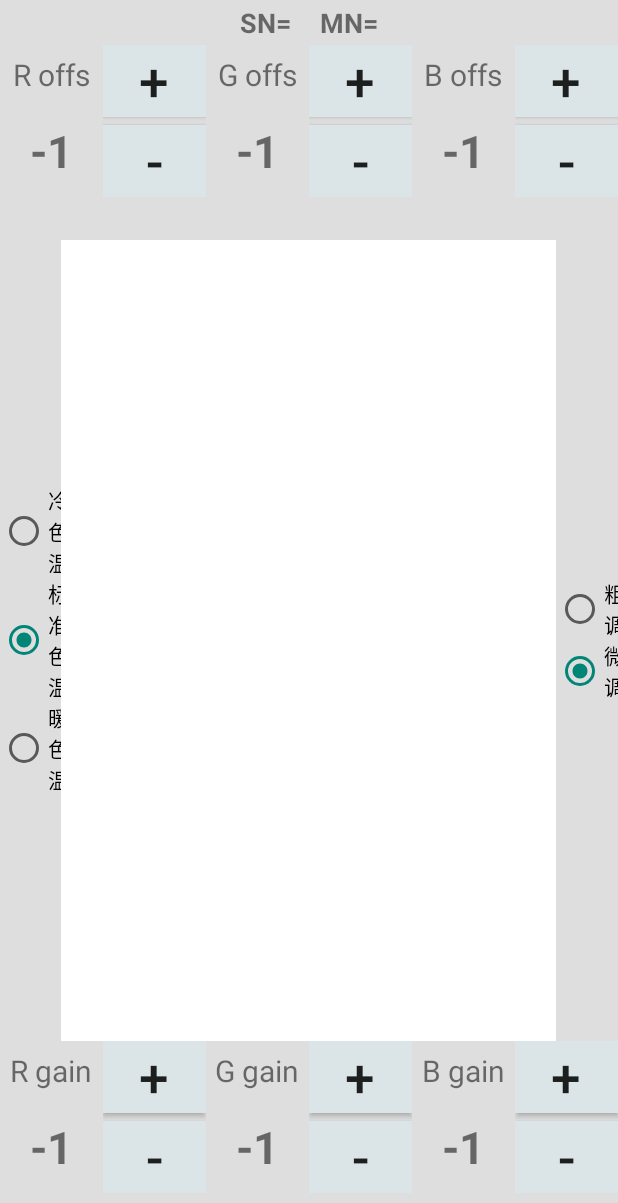
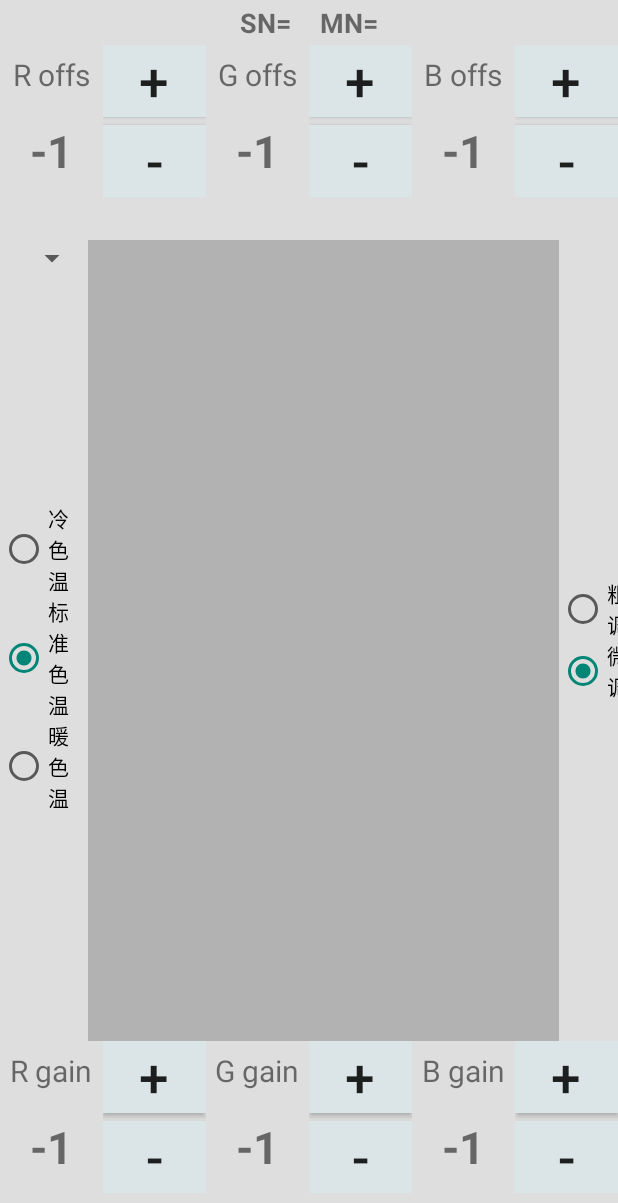
Before and after one commit to sengeiou/FactoryTest, an Android app: the PQActivity screen opened directly, with no data from a screen before it, on a phone screen of 412 x 824 dp. Shown: the top 1203 px of the screen. Run offline under Robolectric (Android 15) with nearby library versions, the phone set to English and light mode, and no system bars; libraries missing offline, so code that uses them is left out: com.droidlogic.app, lee.hua.xmlparse, mitv.display; 13 statements that could not run were skipped.

```diff
--- a/usertest/src/main/java/com/fengmi/usertest/activitys/InfoWriteActivity.java
+++ b/usertest/src/main/java/com/fengmi/usertest/activitys/InfoWriteActivity.java
@@ -102,8 +102,6 @@ public class InfoWriteActivity extends BaseActivity {
                         keyManager.aml_key_write("assm_sn", sn, 0);
                         keyManager.aml_key_write("assm_mn", mn, 0);
                         SystemClock.sleep(500);
-                        startActivity(new Intent(InfoWriteActivity.this, PQActivity.class));
-                        finish();
                     }
                 })
                 .setNegativeButton("取消", null)
--- a/usertest/src/main/java/com/fengmi/usertest/activitys/PQActivity.java
+++ b/usertest/src/main/java/com/fengmi/usertest/activitys/PQActivity.java
@@ -1,23 +1,28 @@
 package com.fengmi.usertest.activitys;
 
+import android.graphics.Color;
 import android.os.Bundle;
 import android.util.Log;
 import android.view.KeyEvent;
+import android.view.View;
+import android.widget.AdapterView;
+import android.widget.ImageView;
 import android.widget.RadioGroup;
+import android.widget.Spinner;
 import android.widget.TextView;
 import android.widget.Toast;
 
 import com.droidlogic.app.KeyManager;
 import com.fengmi.usertest.PicModeManagerImpl;
 import com.fengmi.usertest.R;
-import com.fengmi.usertest.Util;
+import com.fengmi.usertest.utils.Util;
 
 public class PQActivity extends BaseActivity {
     private static final String TAG = "PQActivity";
 
-    private RadioGroup rgColorTemp;
-    private RadioGroup rgColorAdjust;
     private TextView tvInfo;
+    private Spinner spinnerPic;
+    private ImageView ivPic;
 
     private PicModeManagerImpl picModeManager;
     private KeyManager keyManager;
@@ -26,9 +31,11 @@ public class PQActivity extends BaseActivity {
     protected void onCreate(Bundle savedInstanceState) {
         super.onCreate(savedInstanceState);
         setContentView(R.layout.activity_pq);
-        rgColorTemp = findViewById(R.id.rg_color_temp);
-        rgColorAdjust = findViewById(R.id.rg_adjust);
+        RadioGroup rgColorTemp = findViewById(R.id.rg_color_temp);
+        RadioGroup rgColorAdjust = findViewById(R.id.rg_adjust);
         tvInfo = findViewById(R.id.tv_sn_mn);
+        spinnerPic = findViewById(R.id.spinner_pic);
+        ivPic = findViewById(R.id.iv_pq);
 
         picModeManager = new PicModeManagerImpl(this);
         keyManager = new KeyManager(this);
@@ -36,7 +43,7 @@ public class PQActivity extends BaseActivity {
         rgColorTemp.setOnCheckedChangeListener(new RadioGroup.OnCheckedChangeListener() {
             @Override
             public void onCheckedChanged(RadioGroup radioGroup, int i) {
-                switch (i){
+                switch (i) {
                     case R.id.rb_color_cold:
                         picModeManager.picSetColorTemp(0);
                         Util.notifyListeners();
@@ -55,7 +62,7 @@ public class PQActivity extends BaseActivity {
         rgColorAdjust.setOnCheckedChangeListener(new RadioGroup.OnCheckedChangeListener() {
             @Override
             public void onCheckedChanged(RadioGroup radioGroup, int i) {
-                switch (i){
+                switch (i) {
                     case R.id.rb_adjust_max:
                         Util.PQ_ADJUST_STEP = 20;
                         break;
@@ -67,14 +74,28 @@ public class PQActivity extends BaseActivity {
         });
         rgColorTemp.check(R.id.rb_color_normal);
         rgColorAdjust.check(R.id.rb_adjust_min);
+
+        spinnerPic.setOnItemSelectedListener(new AdapterView.OnItemSelectedListener() {
+            @Override
+            public void onItemSelected(AdapterView<?> parent, View view, int position, long id) {
+                String pic = (String) parent.getAdapter().getItem(position);
+                Log.d(TAG, "onItemSelected pic is === " + pic);
+                updatePic(pic);
+            }
+
+            @Override
+            public void onNothingSelected(AdapterView<?> parent) {
+
+            }
+        });
     }
 
     @Override
     protected void onResume() {
         super.onResume();
-        String sn = keyManager.aml_key_read("assm_sn",0);
-        String mn = keyManager.aml_key_read("assm_mn",0);
-        tvInfo.setText("SN="+sn+"\t\tMN="+mn);
+        String sn = keyManager.aml_key_read("assm_sn", 0);
+        String mn = keyManager.aml_key_read("assm_mn", 0);
+        tvInfo.setText("SN=" + sn + "\t\tMN=" + mn);
     }
 
     @Override
@@ -85,12 +106,44 @@ public class PQActivity extends BaseActivity {
 
     @Override
     public boolean dispatchKeyEvent(KeyEvent event) {
-        Log.d(TAG,"getKeyCode :: " + event.getKeyCode());
-        if ((event.getKeyCode() == KeyEvent.KEYCODE_MENU) && (event.getAction()==KeyEvent.ACTION_UP)){
+        //Log.d(TAG,"getKeyCode :: " + event.getKeyCode());
+        if ((event.getKeyCode() == KeyEvent.KEYCODE_MENU) && (event.getAction() == KeyEvent.ACTION_UP)) {
             boolean res = picModeManager.picTransPQDataToDB();
-            Toast.makeText(this,"数据保存" + (res?"成功！":"失败！"),Toast.LENGTH_SHORT).show();
+            Toast.makeText(this, "数据保存" + (res ? "成功！" : "失败！"), Toast.LENGTH_SHORT).show();
             return true;
         }
         return super.dispatchKeyEvent(event);
     }
+
+    public void updatePic(String pic) {
+        int color = Color.rgb(255, 255, 255);
+        switch (pic) {
+            case "70IRE":
+                color = Color.rgb(178, 178, 178);
+                break;
+            case "30IRE":
+                color = Color.rgb(76, 76, 76);
+                break;
+            case "红":
+                color = Color.rgb(255, 0, 0);
+                break;
+            case "绿":
+                color = Color.rgb(0, 255, 0);
+                break;
+            case "蓝":
+                color = Color.rgb(0, 0, 255);
+                break;
+            case "白":
+                color = Color.rgb(255, 255, 255);
+                break;
+            case "黑":
+                color = Color.rgb(0, 0, 0);
+                break;
+            case "灰10":
+                color = Color.rgb(25, 25, 25);
+                break;
+        }
+        ivPic.setBackgroundColor(color);
+        ivPic.invalidate();
+    }
 }
--- a/usertest/src/main/java/com/fengmi/usertest/ShellUtil.java
+++ b/usertest/src/main/java/com/fengmi/usertest/utils/ShellUtil.java
@@ -1,4 +1,4 @@
-package com.fengmi.usertest;
+package com.fengmi.usertest.utils;
 
 import android.util.Log;
 
--- a/usertest/src/main/java/com/fengmi/usertest/Util.java
+++ b/usertest/src/main/java/com/fengmi/usertest/utils/Util.java
@@ -1,7 +1,8 @@
-package com.fengmi.usertest;
+package com.fengmi.usertest.utils;
 
 import android.annotation.NonNull;
 
+import com.fengmi.usertest.IRadioCheckListener;
 import com.fengmi.usertest.bean.Config;
 
 import java.io.File;
--- a/usertest/src/main/java/com/fengmi/usertest/views/PQRegulatorView.java
+++ b/usertest/src/main/java/com/fengmi/usertest/views/PQRegulatorView.java
@@ -12,7 +12,7 @@ import android.widget.TextView;
 import com.fengmi.usertest.IRadioCheckListener;
 import com.fengmi.usertest.PicModeManagerImpl;
 import com.fengmi.usertest.R;
-import com.fengmi.usertest.Util;
+import com.fengmi.usertest.utils.Util;
 
 public class PQRegulatorView extends RelativeLayout implements IRadioCheckListener {
     private static final String TAG = "PQRegulatorView";
--- a/usertest/src/main/res/layout/activity_pq.xml
+++ b/usertest/src/main/res/layout/activity_pq.xml
@@ -56,12 +56,21 @@
         android:layout_below="@id/ll_offset"
         android:layout_centerInParent="true"
         android:orientation="horizontal">
+        <LinearLayout
+            android:orientation="vertical"
+            android:layout_width="0dp"
+            android:layout_weight="1.5"
+            android:layout_height="match_parent">
+            <Spinner
+                android:entries="@array/spinner_pic_array"
+                android:id="@+id/spinner_pic"
+                android:layout_width="match_parent"
+                android:layout_height="wrap_content"/>
 
             <RadioGroup
                 android:id="@+id/rg_color_temp"
-            android:layout_width="0dp"
+                android:layout_width="match_parent"
                 android:layout_height="match_parent"
-            android:layout_weight="1"
                 android:gravity="center|left">
 
                 <RadioButton
@@ -82,8 +91,10 @@
                     android:layout_height="wrap_content"
                     android:text="暖色温" />
             </RadioGroup>
+        </LinearLayout>
 
         <ImageView
+            android:id="@+id/iv_pq"
             android:layout_width="0dp"
             android:layout_height="match_parent"
             android:layout_weight="8"
--- a/usertest/src/main/res/values/strings.xml
+++ b/usertest/src/main/res/values/strings.xml
@@ -1,4 +1,14 @@
 <resources>
     <string name="app_name">UserTest</string>
     <string name="mn_str_input_type">0123456789ABCDEFGHIJKLMNOPQRSTUVWXYZ</string>
+    <string-array name="spinner_pic_array">
+        <item>70IRE</item>
+        <item>30IRE</item>
+        <item>红</item>
+        <item>绿</item>
+        <item>蓝</item>
+        <item>白</item>
+        <item>黑</item>
+        <item>灰10</item>
+    </string-array>
 </resources>
```
Also changed, not shown: usertest/src/main/AndroidManifest.xml (+4 -3 lines), usertest/src/main/java/com/fengmi/usertest/UserActivity.java (added, +28 -0 lines), usertest/src/main/res/layout/activity_user.xml (added, +27 -0 lines), 1 other file. Lines whose indentation alone changed are shown as unchanged.
